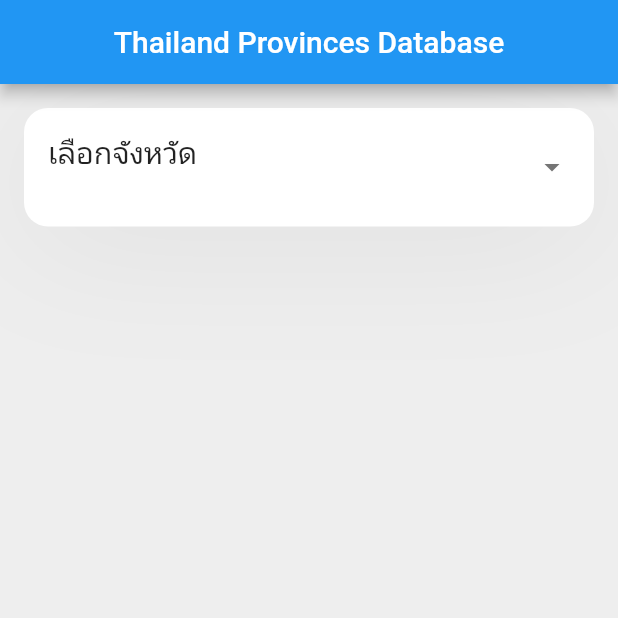
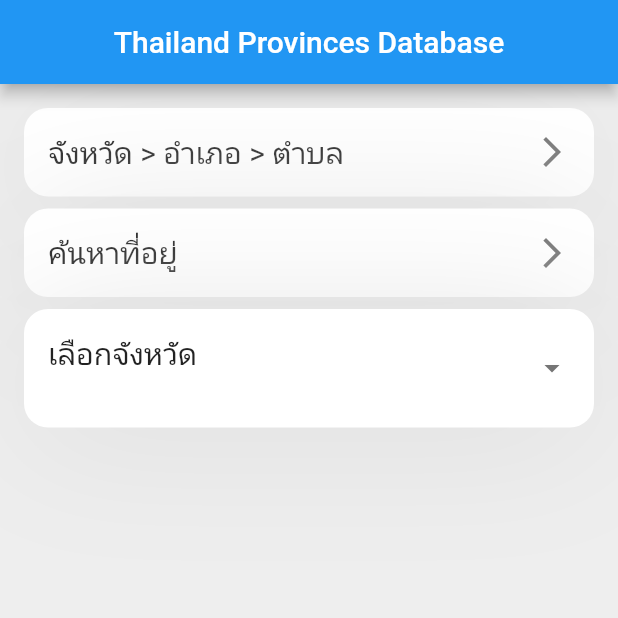
Before and after one commit to benznest/flutter_thailand_provinces, a Flutter app: the screen it shows after launch, on a phone screen of 412 x 824 dp, the top half of it. Run offline on Flutter 3.47's test engine with Material 2 defaults, Android fonts, the phone set to English and light mode, and no system bars; our stand-ins replace sqflite; accounts and stored records are empty; statements that could not run were skipped.

Commit message:
add screenshots.

```diff
--- a/example/lib/screens/amphures_list_screen.dart
+++ b/example/lib/screens/amphures_list_screen.dart
@@ -32,7 +32,7 @@ class _AmphuresListScreenState extends State<AmphuresListScreen> {
         centerTitle: true,
         backgroundColor: Colors.green[300],
         elevation: 0,
-        title: Text("อำเภอ"),
+        title: Text(widget.province.nameTh),
       ),
       body: Column(
         children: <Widget>[
--- a/example/lib/screens/districts_list_screen.dart
+++ b/example/lib/screens/districts_list_screen.dart
@@ -31,7 +31,7 @@ class _DistrictsListScreenState extends State<DistrictsListScreen> {
           centerTitle: true,
           backgroundColor: Colors.red[300],
           elevation: 0,
-          title: Text("ตำบล"),
+          title: Text(widget.amphure.nameTh),
         ),
         body: Column(children: [
           buildSearchContainer(),
--- a/example/lib/screens/home_screen.dart
+++ b/example/lib/screens/home_screen.dart
@@ -33,60 +33,60 @@ class _HomeScreenState extends State<HomeScreen> {
           child: ListView(
             padding: EdgeInsets.all(16),
             children: <Widget>[
-//              GestureDetector(
-//                onTap: () {
-//                  Navigator.push(context, MaterialPageRoute(builder: (context) => ProvincesListScreen()));
-//                },
-//                child: Container(
-//                  padding: EdgeInsets.all(16),
-//                  decoration: BoxDecoration(
-//                      borderRadius: BorderRadius.circular(16), color: Colors.white, boxShadow: [BoxShadow(color: Colors.grey[300], blurRadius: 80, offset: Offset(0, 10))]),
-//                  child: Row(
-//                    children: <Widget>[
-//                      Expanded(
-//                        child: Text(
-//                          "จังหวัด > อำเภอ > ตำบล",
-//                          style: TextStyle(fontSize: 20),
-//                        ),
-//                      ),
-//                      Icon(
-//                        Icons.arrow_forward_ios,
-//                        color: Colors.grey[600],
-//                      )
-//                    ],
-//                  ),
-//                ),
-//              ),
-//              SizedBox(
-//                height: 8,
-//              ),
-//              GestureDetector(
-//                onTap: () {
-//                  Navigator.push(context, MaterialPageRoute(builder: (context) => AddressListScreen()));
-//                },
-//                child: Container(
-//                  padding: EdgeInsets.all(16),
-//                  decoration: BoxDecoration(
-//                      borderRadius: BorderRadius.circular(16), color: Colors.white, boxShadow: [BoxShadow(color: Colors.grey[300], blurRadius: 80, offset: Offset(0, 10))]),
-//                  child: Row(
-//                    children: <Widget>[
-//                      Expanded(
-//                        child: Text(
-//                          "ค้นหาที่อยู่",
-//                          style: TextStyle(fontSize: 20),
-//                        ),
-//                      ),
-//                      Icon(
-//                        Icons.arrow_forward_ios,
-//                        color: Colors.grey[600],
-//                      )
-//                    ],
-//                  ),
-//                ),
-//              ),
-//              SizedBox(
-//                height: 8,
-//              ),
+              GestureDetector(
+                onTap: () {
+                  Navigator.push(context, MaterialPageRoute(builder: (context) => ProvincesListScreen()));
+                },
+                child: Container(
+                  padding: EdgeInsets.all(16),
+                  decoration: BoxDecoration(
+                      borderRadius: BorderRadius.circular(16), color: Colors.white, boxShadow: [BoxShadow(color: Colors.grey[300], blurRadius: 80, offset: Offset(0, 10))]),
+                  child: Row(
+                    children: <Widget>[
+                      Expanded(
+                        child: Text(
+                          "จังหวัด > อำเภอ > ตำบล",
+                          style: TextStyle(fontSize: 20),
+                        ),
+                      ),
+                      Icon(
+                        Icons.arrow_forward_ios,
+                        color: Colors.grey[600],
+                      )
+                    ],
+                  ),
+                ),
+              ),
+              SizedBox(
+                height: 8,
+              ),
+              GestureDetector(
+                onTap: () {
+                  Navigator.push(context, MaterialPageRoute(builder: (context) => AddressListScreen()));
+                },
+                child: Container(
+                  padding: EdgeInsets.all(16),
+                  decoration: BoxDecoration(
+                      borderRadius: BorderRadius.circular(16), color: Colors.white, boxShadow: [BoxShadow(color: Colors.grey[300], blurRadius: 80, offset: Offset(0, 10))]),
+                  child: Row(
+                    children: <Widget>[
+                      Expanded(
+                        child: Text(
+                          "ค้นหาที่อยู่",
+                          style: TextStyle(fontSize: 20),
+                        ),
+                      ),
+                      Icon(
+                        Icons.arrow_forward_ios,
+                        color: Colors.grey[600],
+                      )
+                    ],
+                  ),
+                ),
+              ),
+              SizedBox(
+                height: 8,
+              ),
               GestureDetector(
                 onTap: () async {
                   List list = await ProvinceProvider.all();
```
Also changed, not shown: 4 other files.
